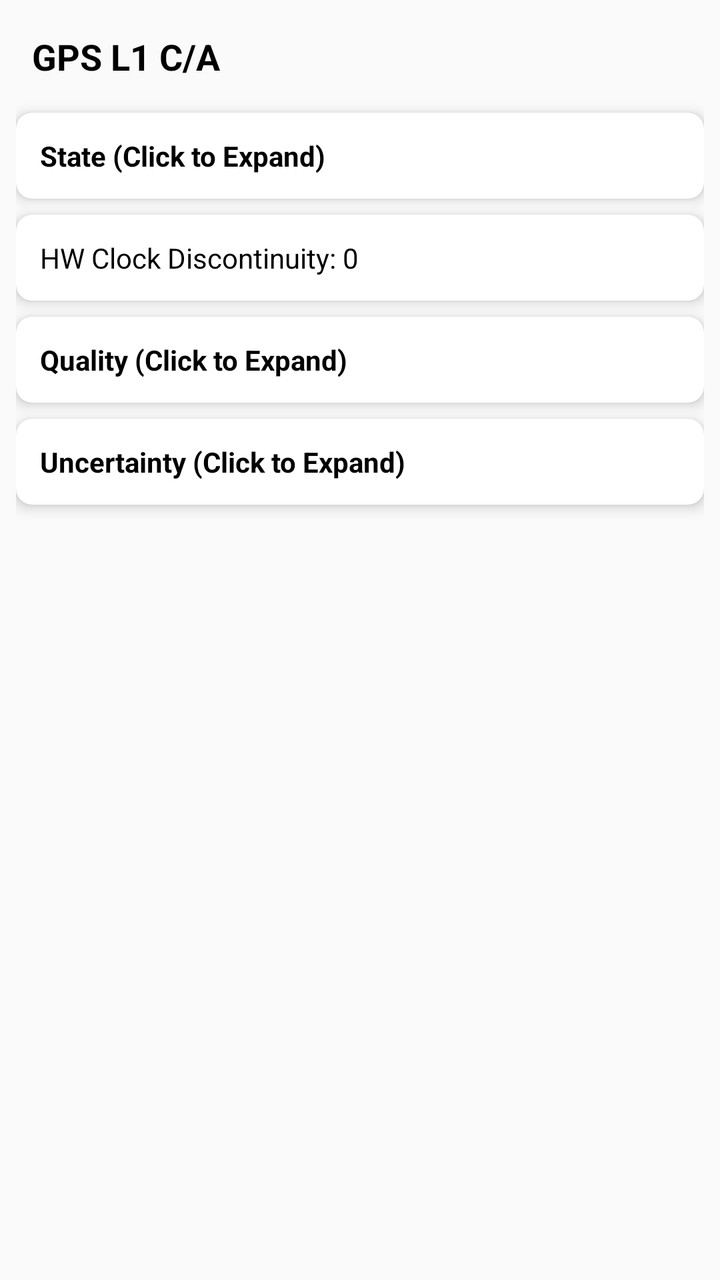
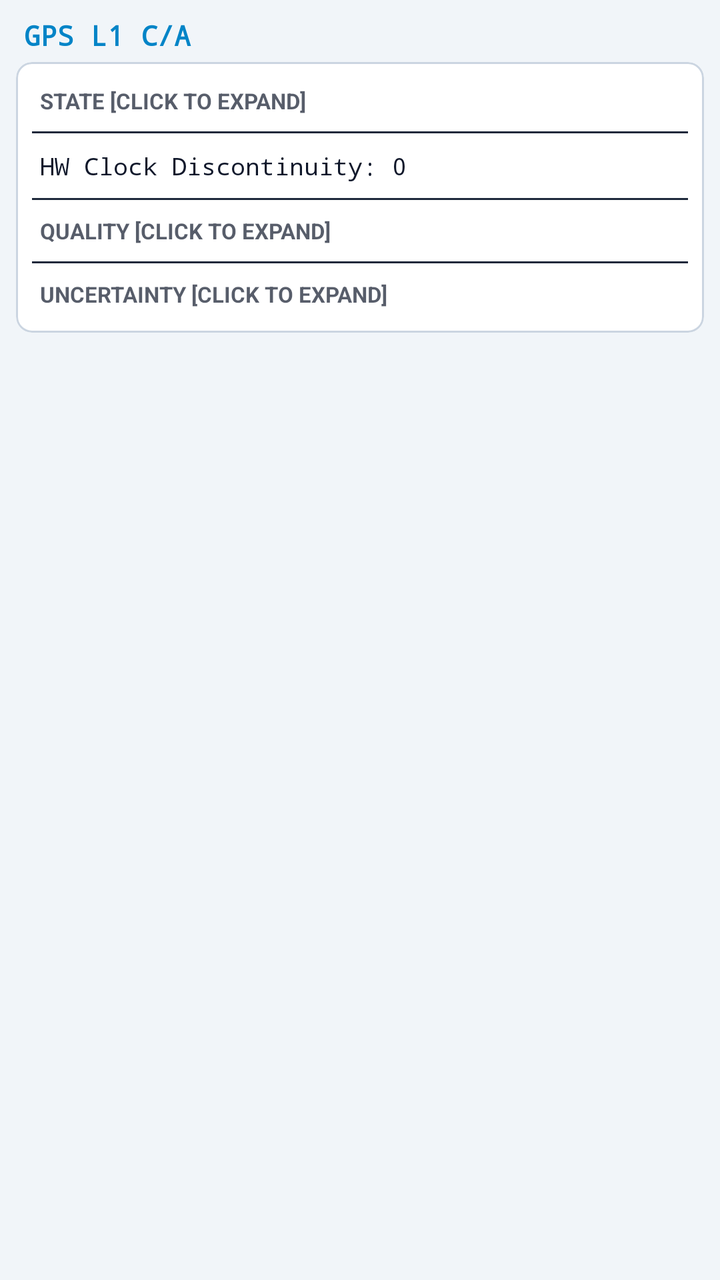

Two renders of the same Android screen: before a commit and after it. Below are the layout's source before the change and the commit's diff.
<!-- AndroidManifest.xml: application theme AppTheme -->
<!-- res/layout/item_measurement_group.xml -->
<?xml version="1.0" encoding="utf-8"?>
<LinearLayout xmlns:android="http://schemas.android.com/apk/res/android"
    xmlns:app="http://schemas.android.com/apk/res-auto"
    android:layout_width="match_parent"
    android:layout_height="wrap_content"
    android:orientation="vertical"
    android:padding="8dp">

    <TextView
        android:id="@+id/header_title"
        android:layout_width="match_parent"
        android:layout_height="wrap_content"
        android:text="GPS L1 C/A"
        android:textColor="@android:color/black"
        android:textSize="18sp"
        android:textStyle="bold"
        android:padding="8dp"
        android:layout_marginBottom="8dp"/>

    <androidx.cardview.widget.CardView
        android:layout_width="match_parent"
        android:layout_height="wrap_content"
        android:layout_marginBottom="8dp"
        app:cardBackgroundColor="@android:color/white"
        app:cardElevation="4dp"
        app:cardCornerRadius="8dp"
        app:contentPadding="8dp">
        <LinearLayout
            android:layout_width="match_parent"
            android:layout_height="wrap_content"
            android:orientation="vertical">
            <TextView
                android:id="@+id/header_state"
                android:layout_width="match_parent"
                android:layout_height="wrap_content"
                android:text="State (Click to Expand)"
                android:textColor="@android:color/black"
                android:textStyle="bold"
                android:padding="4dp"/>
            <TextView
                android:id="@+id/content_state"
                android:layout_width="match_parent"
                android:layout_height="wrap_content"
                android:textColor="@android:color/black"
                android:padding="8dp"
                android:visibility="gone"/>
        </LinearLayout>
    </androidx.cardview.widget.CardView>

    <androidx.cardview.widget.CardView
        android:layout_width="match_parent"
        android:layout_height="wrap_content"
        android:layout_marginBottom="8dp"
        app:cardBackgroundColor="@android:color/white"
        app:cardElevation="4dp"
        app:cardCornerRadius="8dp"
        app:contentPadding="8dp">
        <TextView
            android:id="@+id/text_hw_clock"
            android:layout_width="match_parent"
            android:layout_height="wrap_content"
            android:textColor="@android:color/black"
            android:padding="4dp"
            android:text="HW Clock Discontinuity: 0"/>
    </androidx.cardview.widget.CardView>

    <androidx.cardview.widget.CardView
        android:layout_width="match_parent"
        android:layout_height="wrap_content"
        android:layout_marginBottom="8dp"
        app:cardBackgroundColor="@android:color/white"
        app:cardElevation="4dp"
        app:cardCornerRadius="8dp"
        app:contentPadding="8dp">
        <LinearLayout
            android:layout_width="match_parent"
            android:layout_height="wrap_content"
            android:orientation="vertical">
            <TextView
                android:id="@+id/header_quality"
                android:layout_width="match_parent"
                android:layout_height="wrap_content"
                android:text="Quality (Click to Expand)"
                android:textColor="@android:color/black"
                android:textStyle="bold"
                android:padding="4dp"/>
            <TextView
                android:id="@+id/content_quality"
                android:layout_width="match_parent"
                android:layout_height="wrap_content"
                android:textColor="@android:color/black"
                android:padding="8dp"
                android:visibility="gone"/>
        </LinearLayout>
    </androidx.cardview.widget.CardView>

    <androidx.cardview.widget.CardView
        android:layout_width="match_parent"
        android:layout_height="wrap_content"
        android:layout_marginBottom="8dp"
        app:cardBackgroundColor="@android:color/white"
        app:cardElevation="4dp"
        app:cardCornerRadius="8dp"
        app:contentPadding="8dp">
        <LinearLayout
            android:layout_width="match_parent"
            android:layout_height="wrap_content"
            android:orientation="vertical">
            <TextView
                android:id="@+id/header_uncertainty"
                android:layout_width="match_parent"
                android:layout_height="wrap_content"
                android:text="Uncertainty (Click to Expand)"
                android:textColor="@android:color/black"
                android:textStyle="bold"
                android:padding="4dp"/>
            <TextView
                android:id="@+id/content_uncertainty"
                android:layout_width="match_parent"
                android:layout_height="wrap_content"
                android:textColor="@android:color/black"
                android:padding="8dp"
                android:visibility="gone"/>
        </LinearLayout>
    </androidx.cardview.widget.CardView>

</LinearLayout>
<!-- resources referenced by this layout -->
<resources>
  <style name="AppTheme" parent="Theme.AppCompat.Light.DarkActionBar">
      </style>
</resources>

<!-- the commit's change to res/layout/item_measurement_group.xml (unified diff, before → after) -->
@@ -11,117 +11,108 @@
         android:layout_width="match_parent"
         android:layout_height="wrap_content"
         android:text="GPS L1 C/A"
-        android:textColor="@android:color/black"
-        android:textSize="18sp"
+        android:textColor="@color/primary"
+        android:textSize="14sp"
         android:textStyle="bold"
-        android:padding="8dp"
-        android:layout_marginBottom="8dp"/>
+        android:paddingHorizontal="4dp"
+        android:layout_marginBottom="4dp"
+        android:fontFamily="monospace" />
 
-    <androidx.cardview.widget.CardView
+    <com.google.android.material.card.MaterialCardView
         android:layout_width="match_parent"
         android:layout_height="wrap_content"
         android:layout_marginBottom="8dp"
-        app:cardBackgroundColor="@android:color/white"
-        app:cardElevation="4dp"
+        app:cardBackgroundColor="@color/surface_hud"
+        app:cardElevation="0dp"
         app:cardCornerRadius="8dp"
-        app:contentPadding="8dp">
+        app:strokeWidth="1dp"
+        app:strokeColor="@color/stroke_hud">
+
         <LinearLayout
             android:layout_width="match_parent"
             android:layout_height="wrap_content"
-            android:orientation="vertical">
+            android:orientation="vertical"
+            android:padding="8dp">
+
             <TextView
                 android:id="@+id/header_state"
                 android:layout_width="match_parent"
                 android:layout_height="wrap_content"
-                android:text="State (Click to Expand)"
-                android:textColor="@android:color/black"
+                android:text="STATE [CLICK TO EXPAND]"
+                android:textColor="@color/on_surface_hud"
+                android:textSize="11sp"
                 android:textStyle="bold"
+                android:alpha="0.7"
                 android:padding="4dp"/>
+
             <TextView
                 android:id="@+id/content_state"
                 android:layout_width="match_parent"
                 android:layout_height="wrap_content"
-                android:textColor="@android:color/black"
+                android:textColor="@color/on_surface_hud"
+                android:fontFamily="monospace"
+                android:textSize="12sp"
                 android:padding="8dp"
                 android:visibility="gone"/>
-        </LinearLayout>
-    </androidx.cardview.widget.CardView>
 
-    <androidx.cardview.widget.CardView
-        android:layout_width="match_parent"
-        android:layout_height="wrap_content"
-        android:layout_marginBottom="8dp"
-        app:cardBackgroundColor="@android:color/white"
-        app:cardElevation="4dp"
-        app:cardCornerRadius="8dp"
-        app:contentPadding="8dp">
-        <TextView
-            android:id="@+id/text_hw_clock"
-            android:layout_width="match_parent"
-            android:layout_height="wrap_content"
-            android:textColor="@android:color/black"
-            android:padding="4dp"
-            android:text="HW Clock Discontinuity: 0"/>
-    </androidx.cardview.widget.CardView>
+            <View android:layout_width="match_parent" android:layout_height="1dp" android:background="#1E293B" android:layout_marginVertical="4dp"/>
 
-    <androidx.cardview.widget.CardView
-        android:layout_width="match_parent"
-        android:layout_height="wrap_content"
-        android:layout_marginBottom="8dp"
-        app:cardBackgroundColor="@android:color/white"
-        app:cardElevation="4dp"
-        app:cardCornerRadius="8dp"
-        app:contentPadding="8dp">
-        <LinearLayout
-            android:layout_width="match_parent"
-            android:layout_height="wrap_content"
-            android:orientation="vertical">
+            <TextView
+                android:id="@+id/text_hw_clock"
+                android:layout_width="match_parent"
+                android:layout_height="wrap_content"
+                android:textColor="@color/on_surface_hud"
+                android:fontFamily="monospace"
+                android:textSize="12sp"
+                android:padding="4dp"
+                android:text="HW Clock Discontinuity: 0"/>
+
+            <View android:layout_width="match_parent" android:layout_height="1dp" android:background="#1E293B" android:layout_marginVertical="4dp"/>
+
             <TextView
                 android:id="@+id/header_quality"
                 android:layout_width="match_parent"
                 android:layout_height="wrap_content"
-                android:text="Quality (Click to Expand)"
-                android:textColor="@android:color/black"
+                android:text="QUALITY [CLICK TO EXPAND]"
+                android:textColor="@color/on_surface_hud"
+                android:textSize="11sp"
                 android:textStyle="bold"
+                android:alpha="0.7"
                 android:padding="4dp"/>
+
             <TextView
                 android:id="@+id/content_quality"
                 android:layout_width="match_parent"
                 android:layout_height="wrap_content"
-                android:textColor="@android:color/black"
+                android:textColor="@color/on_surface_hud"
+                android:fontFamily="monospace"
+                android:textSize="12sp"
                 android:padding="8dp"
                 android:visibility="gone"/>
-        </LinearLayout>
-    </androidx.cardview.widget.CardView>
 
-    <androidx.cardview.widget.CardView
-        android:layout_width="match_parent"
-        android:layout_height="wrap_content"
-        android:layout_marginBottom="8dp"
-        app:cardBackgroundColor="@android:color/white"
-        app:cardElevation="4dp"
-        app:cardCornerRadius="8dp"
-        app:contentPadding="8dp">
-        <LinearLayout
-            android:layout_width="match_parent"
-            android:layout_height="wrap_content"
-            android:orientation="vertical">
+            <View android:layout_width="match_parent" android:layout_height="1dp" android:background="#1E293B" android:layout_marginVertical="4dp"/>
+
             <TextView
                 android:id="@+id/header_uncertainty"
                 android:layout_width="match_parent"
                 android:layout_height="wrap_content"
-                android:text="Uncertainty (Click to Expand)"
-                android:textColor="@android:color/black"
+                android:text="UNCERTAINTY [CLICK TO EXPAND]"
+                android:textColor="@color/on_surface_hud"
+                android:textSize="11sp"
                 android:textStyle="bold"
+                android:alpha="0.7"
                 android:padding="4dp"/>
+
             <TextView
                 android:id="@+id/content_uncertainty"
                 android:layout_width="match_parent"
                 android:layout_height="wrap_content"
-                android:textColor="@android:color/black"
+                android:textColor="@color/on_surface_hud"
+                android:fontFamily="monospace"
+                android:textSize="12sp"
                 android:padding="8dp"
                 android:visibility="gone"/>
         </LinearLayout>
-    </androidx.cardview.widget.CardView>
+    </com.google.android.material.card.MaterialCardView>
 
 </LinearLayout>
<!-- resource entries referenced after the edit -->
@@ -1,6 +1,25 @@
 <!-- resources referenced by this layout -->
 <resources>
-  <style name="AppTheme" parent="Theme.AppCompat.Light.DarkActionBar">
+  <color name="on_surface_hud">#0F172A</color>
+  <color name="primary">#0284C7</color>
+  <color name="stroke_hud">#CBD5E1</color>
+  <color name="surface_hud">#FFFFFF</color>
+  <style name="AppTheme" parent="Theme.Material3.Light.NoActionBar">
+          
+          <item name="colorPrimary">@color/primary</item>
+          <item name="colorPrimaryDark">@color/primary_dark</item>
+          <item name="colorAccent">@color/accent</item>
+          
+          
+          <item name="android:statusBarColor">@color/background_hud</item>
+          <item name="android:navigationBarColor">@color/background_hud</item>
+          <item name="android:windowBackground">@color/background_hud</item>
+          
+          
+          <item name="android:windowLightStatusBar">true</item>
       </style>
+  <color name="primary_dark">#0369A1</color>
+  <color name="accent">#059669</color>
+  <color name="background_hud">#F1F5F9</color>
 </resources>
 
